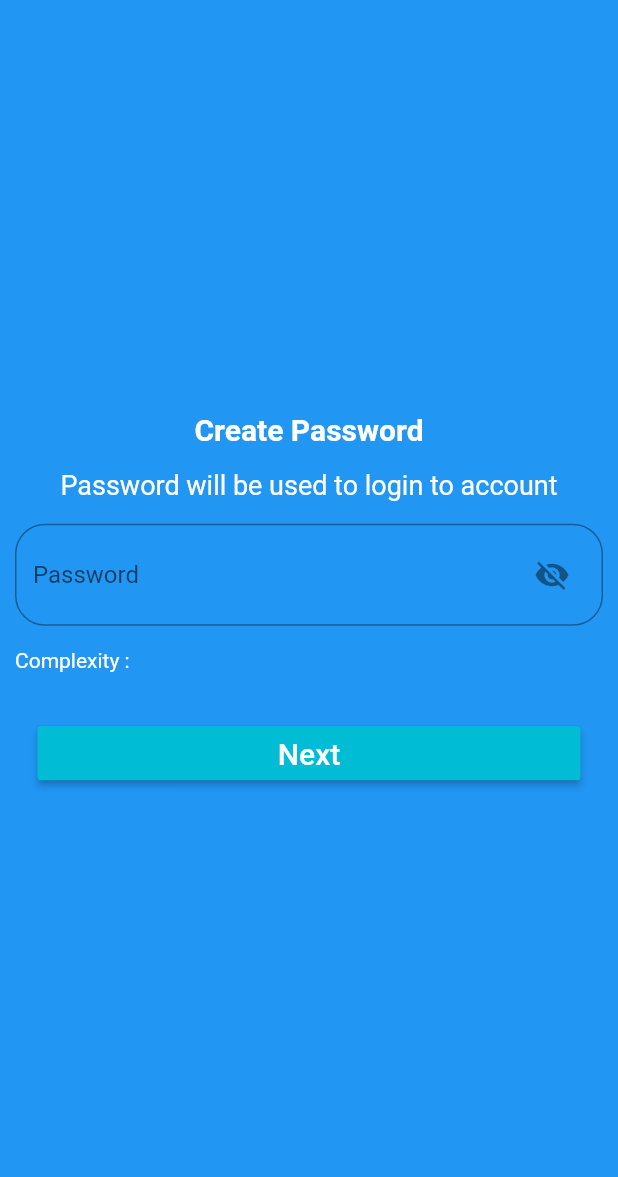
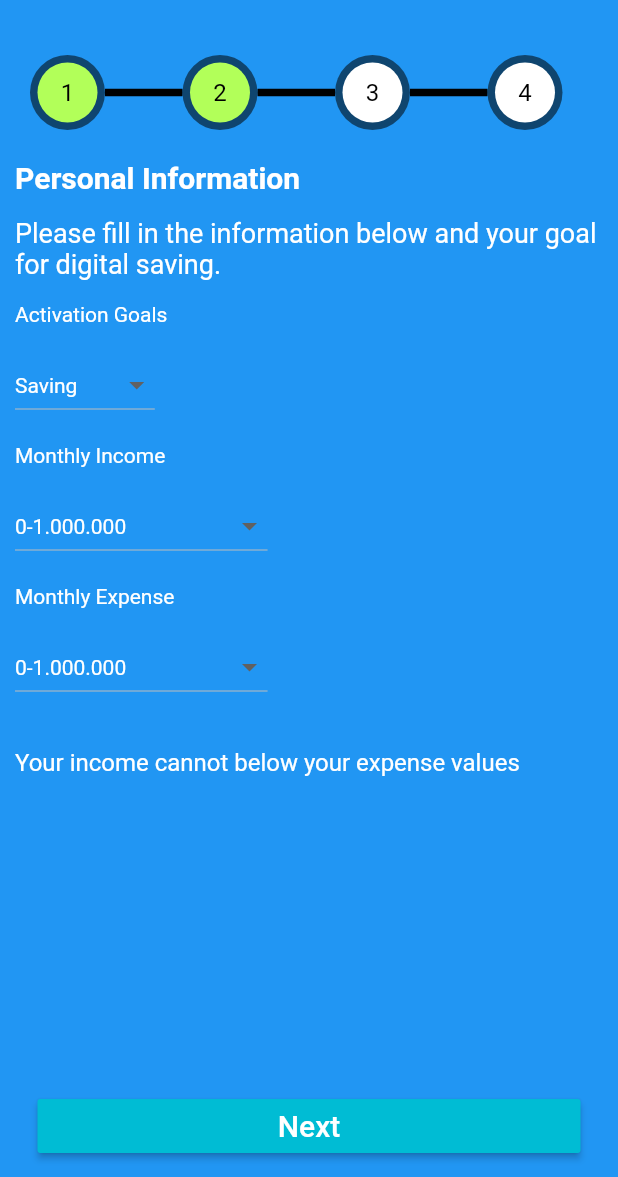
Before and after one commit to rifqyfr95/gin_apps_demo, a Flutter app: the PersonalInformationPage screen opened directly, on a phone screen of 412 x 824 dp, the part 59-1236 px from its top. Run offline on Flutter 3.47's test engine with Material 2 defaults, Android fonts, the phone set to English and light mode, and no system bars.

Commit message:
add personal information page and validation fix

```diff
--- a/lib/personal_information.dart
+++ b/lib/personal_information.dart
@@ -1,8 +1,7 @@
 import 'package:flutter/material.dart';
 import 'package:gin_apps/schedule_page.dart';
-/*
-TBD
- */
+import 'package:gin_apps/widget/stepprogress.dart';
+
 class PersonalInformationPage extends StatefulWidget {
   PersonalInformationPage({Key? key, required this.title}) : super(key: key);
   final String title;
@@ -13,21 +12,78 @@ class PersonalInformationPage extends StatefulWidget {
 }
 
 class _PersonalInformationPageState extends State<PersonalInformationPage> {
-  bool _passwordVisible = false;
-  String passwordStrength = "";
-  int passwordLevel = 0;
-  bool _passwordValid = false;
+  List<String> monthlyIncome = [
+    "0-1.000.000",
+    "1.000.001-5.000.000",
+    "5.000.001-10.000.000",
+    "10.000.001-15.000.000",
+    "15.000.000++"
+  ];
+  List<String> monthlyExpenses = [
+    "0-1.000.000",
+    "1.000.001-5.000.000",
+    "5.000.001-10.000.000",
+    "10.000.001-15.000.000",
+    "15.000.000++"
+  ];
 
-  Color passwordColor(int level) {
-    Color color = Colors.red;
-    if (level == 0) {
-      color = Colors.red;
-    } else if (level == 1) {
-      color = Colors.blue;
-    } else if (level == 2) {
-      color = Colors.green;
+  List<String> activationGoals = [
+    "Saving",
+    "Insurance",
+    "Emergency",
+    "Investing",
+    "Fund"
+  ];
+  String activationGoal = "Saving";
+  String monthlyIncomeChoice = "0-1.000.000";
+  String monthlyExpenseChoice = "0-1.000.000";
+  int monthlyExpenseVal = 0;
+  int monthlyIncomeVal = 0;
+  final _stepSize = 4;
+
+  final double _stepCircleRadius = 5.0;
+
+  final _stepProgressViewHeight = 55.0;
+
+  Color _activeColor = Colors.lightGreenAccent;
+
+  Color _inactiveColor = Colors.white;
+
+  int _curPage = 2;
+
+  StepProgressView _getStepProgress() {
+    return StepProgressView(
+        _stepSize,
+        _curPage,
+        _stepProgressViewHeight,
+        350.0,
+        _stepCircleRadius,
+        _activeColor,
+        _inactiveColor,
+        5.0,
+        BoxDecoration(color: Theme.of(context).accentColor));
+  }
+
+  bool formValidity() {
+    bool val = false;
+    if (activationGoal.isEmpty &&
+        monthlyIncomeChoice.isEmpty &&
+        monthlyExpenseChoice.isEmpty) {
+      val = false;
+    } else {
+      val = true;
     }
-    return color;
+    return val;
+  }
+
+  bool balancingIncomeExpense(){
+    bool val = false;
+    if(monthlyIncomeVal <=monthlyExpenseVal){
+      val = false;
+    }else{
+      val = true;
+    }
+    return val;
   }
 
   @override
@@ -42,9 +98,15 @@ class _PersonalInformationPageState extends State<PersonalInformationPage> {
         padding: EdgeInsets.all(10.0),
         child: Column(
           mainAxisAlignment: MainAxisAlignment.center,
+          crossAxisAlignment: CrossAxisAlignment.start,
           children: <Widget>[
+            SizedBox(
+              height: 80.0,
+              child: _getStepProgress(),
+              width: 375.0,
+            ),
             Text(
-              'Create Password',
+              'Personal Information',
               style: TextStyle(
                   color: Colors.white,
                   fontSize: 20.0,
@@ -53,100 +115,122 @@ class _PersonalInformationPageState extends State<PersonalInformationPage> {
             SizedBox(
               height: 15.0,
             ),
-            Text('Password will be used to login to account',
+            Text(
+                'Please fill in the information below and your goal for digital saving.',
                 style: TextStyle(color: Colors.white, fontSize: 18.0)),
             SizedBox(
               height: 15.0,
             ),
-            TextFormField(
-              onChanged: (val) {
-                bool strongPassword =
-                    RegExp(r"^(?=.*[a-z])(?=.*[A-Z])(?=.*[0-9])(?=.{10,})")
-                        .hasMatch(val!);
-
-                bool mediumPassword =
-                    RegExp(r"^(?=.*[a-z])(?=.*[A-Z])(?=.*[0-9])(?=.{8,10})")
-                        .hasMatch(val!);
-                if (mounted) {
-                  setState(() {
-                    if (mediumPassword) {
-                      passwordLevel = 1;
-                      passwordStrength = "Normal";
-                      _passwordValid = true;
-                    } else if (strongPassword) {
-                      passwordLevel = 2;
-                      passwordStrength = "Strong";
-                      _passwordValid = true;
-                    } else {
-                      passwordLevel = 0;
-                      passwordStrength = "Weak";
-                    }
-                  });
-                }
-              },
-              validator: (val) {
-                if (val!.isEmpty) {
-                  return "Password cannot be empty";
-                }
-              },
-              keyboardType: TextInputType.text,
-              obscureText: _passwordVisible,
-              decoration: InputDecoration(
-                hintText: "Password",
-                fillColor: Colors.white,
-                border: OutlineInputBorder(
-                  borderRadius: BorderRadius.circular(20.0),
-                  borderSide: BorderSide(),
-                ),
-                suffixIcon: Padding(
-                  padding: EdgeInsets.all(10.0),
-                  child: IconButton(
-                    icon: Icon(
-                      _passwordVisible
-                          ? Icons.visibility
-                          : Icons.visibility_off,
-                    ),
-                    onPressed: () {
-                      if (mounted) {
-                        setState(() {
-                          _passwordVisible = !_passwordVisible;
-                        });
-                      }
-                    },
-                  ),
-                ),
-              ),
-            ),
+            Text('Activation Goals',
+                style: TextStyle(color: Colors.white, fontSize: 14.0)),
             SizedBox(
               height: 15.0,
             ),
-            Row(
-              children: [
-                Text('Complexity : ',
-                    style: TextStyle(color: Colors.white, fontSize: 14.0)),
-                Text(passwordStrength,
-                    style: TextStyle(
-                        color: passwordColor(passwordLevel), fontSize: 14.0))
-              ],
+            DropdownButton(
+                dropdownColor: Theme.of(context).accentColor,
+                style: TextStyle(color: Colors.white),
+                value: activationGoal,
+                onChanged: (val) {
+                  setState(() {
+                    activationGoal = val.toString();
+                  });
+                },
+                items: activationGoals.map((String activation) {
+                  return DropdownMenuItem<String>(
+                      value: activation, child: Text(activation));
+                }).toList()),
+            SizedBox(
+              height: 15.0,
             ),
+            Text('Monthly Income',
+                style: TextStyle(color: Colors.white, fontSize: 14.0)),
+            SizedBox(
+              height: 15.0,
+            ),
+            DropdownButton(
+                dropdownColor: Theme.of(context).accentColor,
+                style: TextStyle(color: Colors.white),
+                value: monthlyIncomeChoice,
+                onChanged: (val) {
+                  setState(() {
+                    monthlyIncomeChoice = val.toString();
+                    if (monthlyIncomeChoice == "15.000.000++") {
+                      monthlyIncomeVal = 5;
+                    } else if (monthlyIncomeChoice == "10.000.001-15.000.000") {
+                      monthlyIncomeVal = 4;
+                    } else if (monthlyIncomeChoice == "5.000.001-10.000.000") {
+                      monthlyIncomeVal = 3;
+                    } else if (monthlyIncomeChoice == "1.000.001-5.000.000") {
+                      monthlyIncomeVal = 2;
+                    } else if (monthlyIncomeChoice == "0-1.000.000") {
+                      monthlyIncomeVal = 1;
+                    } else {
+                      monthlyIncomeVal = 0;
+                    }
+                  });
+                },
+                items: monthlyIncome.map((String income) {
+                  return DropdownMenuItem<String>(
+                      value: income, child: Text(income));
+                }).toList()),
+            SizedBox(
+              height: 15.0,
+            ),
+            Text('Monthly Expense',
+                style: TextStyle(color: Colors.white, fontSize: 14.0)),
+            SizedBox(
+              height: 15.0,
+            ),
+            DropdownButton(
+                dropdownColor: Theme.of(context).accentColor,
+                style: TextStyle(color: Colors.white),
+                value: monthlyExpenseChoice,
+                onChanged: (val) {
+                  setState(() {
+                    monthlyExpenseChoice = val.toString();
+                    if (monthlyExpenseChoice == "15.000.000++") {
+                      monthlyExpenseVal = 5;
+                    } else if (monthlyExpenseChoice ==
+                        "10.000.001-15.000.000") {
+                      monthlyExpenseVal = 4;
+                    } else if (monthlyExpenseChoice == "5.000.001-10.000.000") {
+                      monthlyExpenseVal = 3;
+                    } else if (monthlyExpenseChoice == "1.000.001-5.000.000") {
+                      monthlyExpenseVal = 2;
+                    } else if (monthlyExpenseChoice == "0-1.000.000") {
+                      monthlyExpenseVal = 1;
+                    } else {
+                      monthlyExpenseVal = 0;
+                    }
+                  });
+                },
+                items: monthlyExpenses.map((String expense) {
+                  return DropdownMenuItem<String>(
+                      value: expense, child: Text(expense));
+                }).toList()),
             SizedBox(
               height: 30.0,
             ),
-            Align(
+            Visibility(
+                visible: !balancingIncomeExpense(),
+                child: Text(
+                  "Your income cannot below your expense values",
+                  style: TextStyle(color: Colors.white, fontSize: 16.0),
+                )),
+            Expanded(
+                child: Align(
               alignment: Alignment.bottomCenter,
               child: MaterialButton(
                 onPressed: () {
-                  if (_passwordValid) {
+                  print(
+                      "$monthlyExpenseChoice $monthlyIncomeChoice $monthlyIncomeVal $monthlyExpenseVal");
+                  if (formValidity()) {
                     Navigator.push(
                         context,
                         MaterialPageRoute(
                             builder: (context) => SchedulePage(
                                   title: "Create Account",
                                 )));
-                  } else {
-                    final snackBar = SnackBar(
-                        content: Text('Password format incorrect or empty'));
-                    ScaffoldMessenger.of(context).showSnackBar(snackBar);
                   }
                 },
                 color: Colors.cyan,
@@ -154,15 +238,10 @@ class _PersonalInformationPageState extends State<PersonalInformationPage> {
                 child: Text('Next',
                     style: TextStyle(fontSize: 20, color: Colors.white)),
               ),
-            )
+            ))
           ],
         ),
       ), // This trailing comma makes auto-formatting nicer for build methods.
     );
   }
-
-  @override
-  void initState() {
-    super.initState();
-  }
 }
--- a/lib/widget/stepprogress.dart
+++ b/lib/widget/stepprogress.dart
@@ -66,10 +66,10 @@ class StepProgressView extends StatelessWidget {
 
       wids.add(CircleAvatar(
         backgroundColor: Colors.black54,
-        radius: 30,
+        radius: 25,
         child: CircleAvatar(
           backgroundColor: circleColor,
-          radius: 25,
+          radius: 20,
           child: Text("${i+1}", style: TextStyle(color: Colors.black),),
         )
       ));
@@ -94,7 +94,7 @@ class StepProgressView extends StatelessWidget {
 
   Widget build(BuildContext context) {
     return Container(
-      padding: EdgeInsets.all(20.0),
+      padding: EdgeInsets.all(10.0),
       height: this._height,
       width: this._width,
       decoration: this._decoration,
```
Also changed, not shown: lib/main.dart (+8 -12 lines), lib/password_screen.dart (+27 -19 lines), lib/schedule_page.dart (+8 -85 lines).
